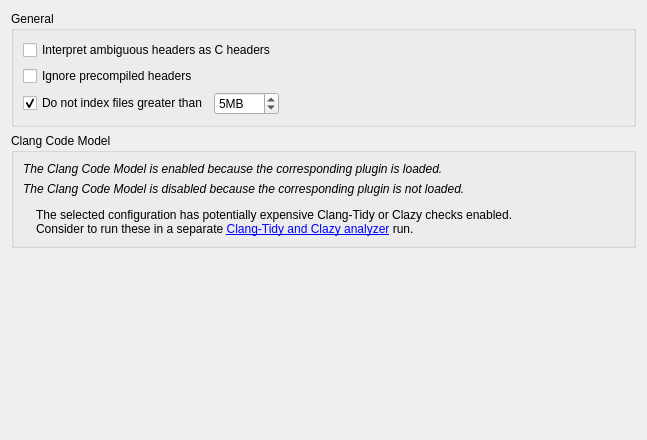
qt-creator/qt-creator, file src/plugins/cpptools/cppcodemodelsettingspage.ui: the form before one commit.
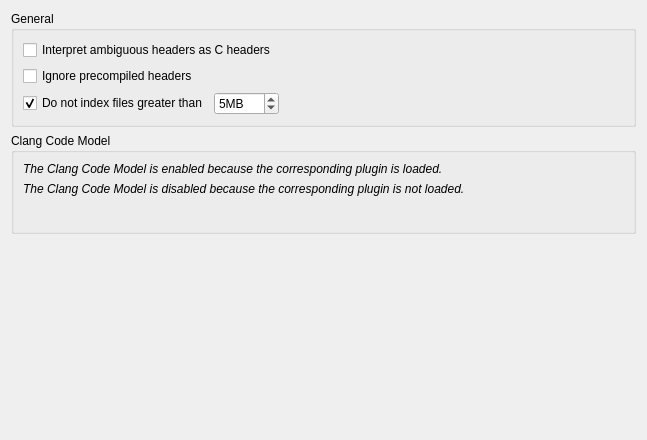
The form after the commit. Custom widgets are drawn as their Qt base class.

Commit message:
Clang/ClangTools: Separate custom diagnostic configs
Add a separate pool of custom diagnostic configs for the
ClangTools plugin. That is, the diagnostic configs in

  Menu: Tools > C++ > Code Model

are not shared anymore with the configs at

  Menu: Tools > Analyzer > ClangTools

On plugin initialization of ClangTools, move tidy/clazy related configs
to ClangTools.

What changed in the file:
```diff
--- a/src/plugins/cpptools/cppcodemodelsettingspage.ui
+++ b/src/plugins/cpptools/cppcodemodelsettingspage.ui
@@ -108,23 +108,6 @@
       </item>
       <item>
        <layout class="QHBoxLayout" name="horizontalLayout_2">
-        <item>
-         <widget class="QLabel" name="expensiveChecksHintIcon">
-          <property name="text">
-           <string/>
-          </property>
-          <property name="alignment">
-           <set>Qt::AlignLeading|Qt::AlignLeft|Qt::AlignTop</set>
-          </property>
-         </widget>
-        </item>
-        <item>
-         <widget class="QLabel" name="expensiveChecksHintText">
-          <property name="text">
-           <string>The selected configuration has potentially expensive Clang-Tidy or Clazy checks enabled.&lt;br/&gt;Consider to run these in a separate &lt;a href=&quot;target&quot;&gt;Clang-Tidy and Clazy analyzer&lt;/a&gt; run.</string>
-          </property>
-         </widget>
-        </item>
         <item>
          <spacer name="horizontalSpacer_2">
           <property name="orientation">
```
The commit also changes 34 other files.
